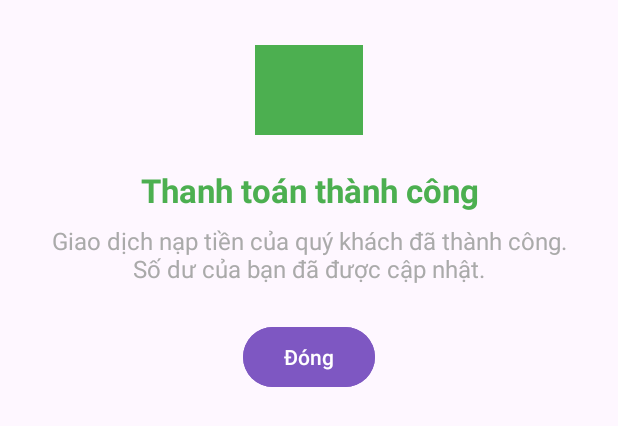
After one commit to BTShinC/PRM392_DuaNgua, an Android app: the layout dialog_payment_success.xml on its own in the app's theme, with its tools: preview values and no code run, on a phone screen of 412 x 824 dp. The commit adds this screen. Shown: the top 426 px of the screen. Run offline under Robolectric (Android 15) with nearby library versions, the phone set to English and light mode, and no system bars.

Commit message:
fix mainfest

```diff
--- a/app/src/main/AndroidManifest.xml
+++ b/app/src/main/AndroidManifest.xml
@@ -12,7 +12,7 @@
         android:supportsRtl="true"
         android:theme="@style/Theme.Group1_Duangua">
         <activity
-            android:name=".MainActivity"
+            android:name=".TopUpActivity"
             android:exported="true">
             <intent-filter>
                 <action android:name="android.intent.action.MAIN" />
--- a/app/src/main/java/com/example/group1_duangua/TopUpActivity.java
+++ b/app/src/main/java/com/example/group1_duangua/TopUpActivity.java
@@ -1,28 +1,29 @@
 package com.example.group1_duangua;
 
 import androidx.appcompat.app.AppCompatActivity;
+import android.app.AlertDialog;
 import android.content.Context;
 import android.content.SharedPreferences;
 import android.os.Bundle;
 import android.text.TextUtils;
+import android.view.LayoutInflater;
 import android.view.View;
 import android.widget.Button;
 import android.widget.EditText;
 import android.widget.ImageView;
-import android.widget.RadioGroup;
+// import android.widget.RadioGroup; // Not used currently
 import android.widget.TextView;
 import android.widget.Toast;
-import android.media.MediaPlayer; // For sound effect
+import android.media.MediaPlayer;
 import com.google.android.material.button.MaterialButton;
 
 public class TopUpActivity extends AppCompatActivity {
 
     private TextView textViewWalletBalanceValue;
     private EditText editTextCustomAmount;
-    private Button buttonConfirmTopUp;
+    private MaterialButton buttonConfirmTopUp;
     private MaterialButton buttonAmount20k, buttonAmount50k, buttonAmount100k, buttonAmount200k, buttonAmount500k, buttonCustomAmount;
     private ImageView imageViewBackButton;
-    // private RadioGroup radioGroupPaymentMethods; // Can be used later if needed
 
     private SharedPreferences sharedPreferences;
     public static final String SHARED_PREFS_NAME = "MyPrefs";
@@ -33,10 +34,8 @@ public class TopUpActivity extends AppCompatActivity {
         super.onCreate(savedInstanceState);
         setContentView(R.layout.activity_top_up);
 
-        // Initialize SharedPreferences
         sharedPreferences = getSharedPreferences(SHARED_PREFS_NAME, Context.MODE_PRIVATE);
 
-        // Find UI elements
         imageViewBackButton = findViewById(R.id.imageViewBackButton);
         textViewWalletBalanceValue = findViewById(R.id.textViewWalletBalanceValue);
         editTextCustomAmount = findViewById(R.id.editTextCustomAmount);
@@ -48,18 +47,14 @@ public class TopUpActivity extends AppCompatActivity {
         buttonAmount200k = findViewById(R.id.buttonAmount200k);
         buttonAmount500k = findViewById(R.id.buttonAmount500k);
         buttonCustomAmount = findViewById(R.id.buttonCustomAmount);
-        // radioGroupPaymentMethods = findViewById(R.id.radioGroupPaymentMethods);
 
-        // Load and display current balance
         loadAndDisplayBalance();
 
-        // Back button listener
         imageViewBackButton.setOnClickListener(v -> finish());
 
-        // Predefined amount buttons listeners
         View.OnClickListener amountButtonListener = v -> {
             Button b = (Button) v;
-            String amountText = b.getText().toString().replaceAll("[^\\d]", ""); // Remove non-digits
+            String amountText = b.getText().toString().replaceAll("[^\\d]", "");
             editTextCustomAmount.setText(amountText);
             editTextCustomAmount.setVisibility(View.VISIBLE);
             editTextCustomAmount.requestFocus();
@@ -77,7 +72,6 @@ public class TopUpActivity extends AppCompatActivity {
             editTextCustomAmount.requestFocus();
         });
 
-        // Confirm top-up button listener
         buttonConfirmTopUp.setOnClickListener(v -> {
             String amountString = editTextCustomAmount.getText().toString();
             if (TextUtils.isEmpty(amountString)) {
@@ -100,9 +94,8 @@ public class TopUpActivity extends AppCompatActivity {
                 editor.apply();
 
                 updateBalanceDisplay(newBalance);
-                Toast.makeText(TopUpActivity.this, "Nạp tiền thành công: " + amountString + "đ", Toast.LENGTH_LONG).show();
-
-                playTopUpSound(); // Play sound
+                playTopUpSound();
+                showSuccessDialog(); // Show custom success dialog
 
                 editTextCustomAmount.setText("");
                 editTextCustomAmount.setVisibility(View.GONE);
@@ -123,15 +116,30 @@ public class TopUpActivity extends AppCompatActivity {
     }
 
     private void playTopUpSound() {
-        // Assuming you have a sound file named top_up_success_sound.mp3 in res/raw
         MediaPlayer mediaPlayer = MediaPlayer.create(this, R.raw.top_up_success_sound);
         if (mediaPlayer != null) {
             mediaPlayer.start();
-            // Release the MediaPlayer resources once playback is complete
             mediaPlayer.setOnCompletionListener(MediaPlayer::release);
         } else {
-            // Optional: Log an error or show a toast if the sound file is missing
             // Toast.makeText(this, "Sound file not found", Toast.LENGTH_SHORT).show();
         }
     }
+
+    private void showSuccessDialog() {
+        AlertDialog.Builder builder = new AlertDialog.Builder(this);
+        LayoutInflater inflater = this.getLayoutInflater();
+        View dialogView = inflater.inflate(R.layout.dialog_payment_success, null);
+        builder.setView(dialogView);
+
+        final AlertDialog dialog = builder.create();
+
+        Button buttonDialogClose = dialogView.findViewById(R.id.buttonDialogClose);
+        buttonDialogClose.setOnClickListener(v -> dialog.dismiss());
+
+        // Optional: Make dialog not cancelable by back press or touch outside
+        // dialog.setCancelable(false);
+        // dialog.setCanceledOnTouchOutside(false);
+
+        dialog.show();
+    }
 }
--- /dev/null
+++ b/app/src/main/res/layout/dialog_payment_success.xml
@@ -0,0 +1,47 @@
+<?xml version="1.0" encoding="utf-8"?>
+<LinearLayout xmlns:android="http://schemas.android.com/apk/res/android"
+    xmlns:app="http://schemas.android.com/apk/res-auto"
+    android:layout_width="match_parent"
+    android:layout_height="wrap_content"
+    android:orientation="vertical"
+    android:padding="24dp"
+    android:gravity="center_horizontal">
+
+    <ImageView
+        android:id="@+id/imageViewSuccessIcon"
+        android:layout_width="72dp"
+        android:layout_height="72dp"
+        android:src="@drawable/ic_check_circle"
+        app:tint="@color/green_success"
+        android:layout_marginBottom="16dp"
+        android:contentDescription="@string/dialog_title_payment_success" />
+
+    <TextView
+        android:id="@+id/textViewDialogTitle"
+        android:layout_width="wrap_content"
+        android:layout_height="wrap_content"
+        android:text="@string/dialog_title_payment_success"
+        android:textSize="22sp"
+        android:textStyle="bold"
+        android:textColor="@color/green_success"
+        android:layout_marginBottom="8dp"
+        android:textAlignment="center"/>
+
+    <TextView
+        android:id="@+id/textViewDialogMessage"
+        android:layout_width="wrap_content"
+        android:layout_height="wrap_content"
+        android:text="@string/dialog_message_payment_success"
+        android:textSize="16sp"
+        android:textColor="@android:color/darker_gray"
+        android:layout_marginBottom="24dp"
+        android:textAlignment="center"/>
+
+    <com.google.android.material.button.MaterialButton
+        android:id="@+id/buttonDialogClose"
+        android:layout_width="wrap_content"
+        android:layout_height="wrap_content"
+        android:text="@string/dialog_button_close"
+        android:backgroundTint="@color/purple_balance_card" />
+
+</LinearLayout>
--- a/app/src/main/res/values/colors.xml
+++ b/app/src/main/res/values/colors.xml
@@ -3,4 +3,5 @@
     <color name="black">#FF000000</color>
     <color name="white">#FFFFFFFF</color>
     <color name="purple_balance_card">#7E57C2</color> <!-- A nice medium purple -->
+    <color name="green_success">#4CAF50</color> <!-- A common green for success messages -->
 </resources>
--- a/app/src/main/res/values/strings.xml
+++ b/app/src/main/res/values/strings.xml
@@ -20,4 +20,9 @@
     <string name="payment_method_zalopay">ZaloPay</string>
     <string name="payment_method_bank">Chuyển khoản Ngân hàng</string>
     <string name="current_balance_placeholder_vnd">0đ</string>
+
+    <!-- Strings for success dialog -->
+    <string name="dialog_title_payment_success">Thanh toán thành công</string>
+    <string name="dialog_message_payment_success">Giao dịch nạp tiền của quý khách đã thành công. Số dư của bạn đã được cập nhật.</string>
+    <string name="dialog_button_close">Đóng</string>
 </resources>
```
Also changed, not shown: app/src/main/res/drawable/ic_check_circle.png (added).
